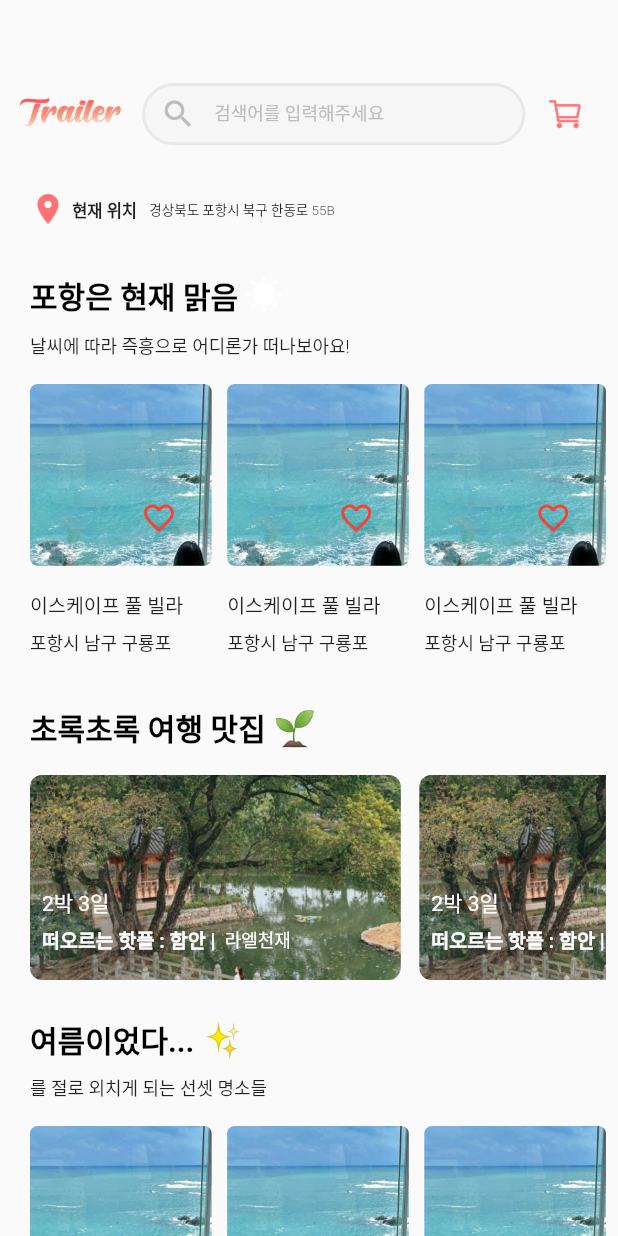
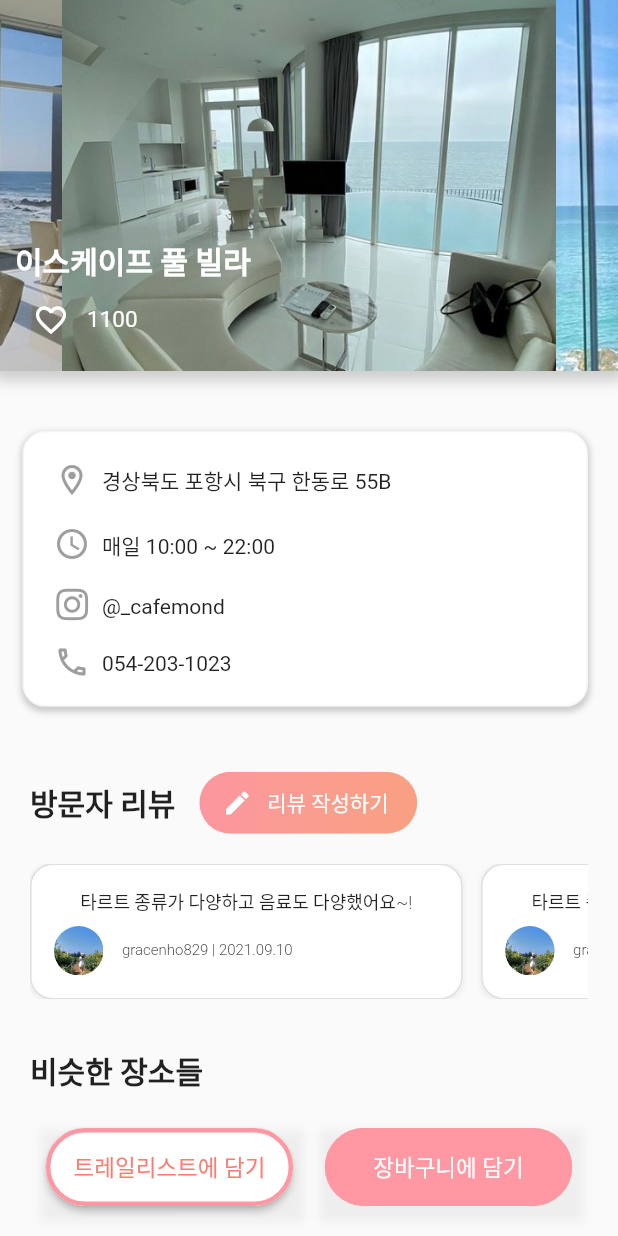
Before and after one commit to 21-2/trailer, a Flutter app: the screen it shows once a user with an empty profile is signed in, after a tap on the "favorite outline" icon, on a phone screen of 412 x 824 dp. Run offline on Flutter 3.47's test engine with Material 2 defaults, Android fonts, the phone set to English and light mode, and no system bars; drawn by our look-alikes of carousel_slider; our stand-ins replace animated_splash_screen, cloud_firestore, firebase_auth, firebase_core, flutter_signin_button, font_awesome_flutter and 3 more; accounts and stored records are empty; Roboto replaces fonts that are missing (SpoqaHans).

Commit message:
detail page

```diff
--- /dev/null
+++ b/lib/bindings/detail_binding.dart
@@ -0,0 +1,9 @@
+import 'package:get/get.dart';
+import 'package:trailer/controller/detailController.dart';
+
+class DetailBinding extends Bindings{
+  @override
+  void dependencies(){
+    Get.put<DetailController>(DetailController());
+  }
+}
--- /dev/null
+++ b/lib/controller/detailController.dart
@@ -0,0 +1,23 @@
+import 'package:get/get.dart';
+import 'package:trailer/model/User.dart';
+
+class DetailController extends GetxController{
+
+  late UserModel userModel;
+
+
+  @override
+  void onInit() async{
+    super.onInit();
+  }
+
+  @override
+  void onReady(){
+    super.onReady();
+  }
+
+  @override
+  void onClose(){
+  }
+
+}
--- a/lib/route/app_pages.dart
+++ b/lib/route/app_pages.dart
@@ -1,7 +1,9 @@
 import 'package:get/get.dart';
+import 'package:trailer/bindings/detail_binding.dart';
 import 'package:trailer/bindings/login_binding.dart';
 import 'package:trailer/bindings/home_binding.dart';
 import 'package:trailer/bindings/search_binding.dart';
+import 'package:trailer/views/details.dart';
 import 'package:trailer/views/home.dart';
 import 'package:trailer/views/login.dart';
 import 'package:trailer/views/search.dart';
@@ -31,6 +33,12 @@ class AppPages{
             name: _Paths.SEARCH,
             page: () => SearchView(),
             binding: SearchBinding(),
+          ),
+
+          GetPage(
+            name: _Paths.DETAIL,
+            page: () => DetailView(),
+            binding: DetailBinding(),
           )
 
   ];
--- a/lib/route/app_routes.dart
+++ b/lib/route/app_routes.dart
@@ -6,10 +6,12 @@ abstract class Routes{
   static const LOGIN = _Paths.LOGIN;
   static const HOME = _Paths.HOME;
   static const SEARCH = _Paths.SEARCH;
+  static const DETAIL = _Paths.DETAIL;
 }
 
 abstract class _Paths {
   static const LOGIN = '/login';
   static const HOME = '/home';
   static const SEARCH = '/search';
+  static const DETAIL = '/details';
 }
--- /dev/null
+++ b/lib/views/details.dart
@@ -0,0 +1,253 @@
+import 'package:font_awesome_flutter/font_awesome_flutter.dart';
+import 'package:get/get.dart';
+import 'package:flutter/material.dart';
+import 'package:trailer/controller/detailController.dart';
+import 'package:carousel_slider/carousel_slider.dart';
+import 'package:trailer/widget/locationCard.dart';
+import 'package:trailer/widget/review.dart';
+
+class DetailView extends GetView<DetailController> {
+  var width = Get.context!.mediaQuerySize.width;
+  var height = Get.context!.mediaQuerySize.height;
+
+  @override
+  Widget build(BuildContext context) {
+
+   bool favorited = false;
+     Widget heart = Container(
+        child: Row(
+          children: [
+            Container(
+              padding: const EdgeInsets.all(0),
+              child: IconButton(
+                padding: const EdgeInsets.all(0),
+                icon: (favorited
+                    ?  Icon(Icons.favorite)
+                    : const Icon(Icons.favorite_border)),
+                color: Colors.white,
+
+                onPressed: ()=>{favorited = !favorited},
+              ),
+            ),
+          ],
+        )
+      );
+
+
+    return Scaffold(
+      bottomNavigationBar:
+          Padding(
+            padding: const EdgeInsets.all(20.0),
+            child: Row(
+              mainAxisAlignment: MainAxisAlignment.spaceAround,
+              children: [
+                Container(
+                  decoration: BoxDecoration(boxShadow: [BoxShadow(color: Colors.grey.shade200, spreadRadius: 5, blurRadius: 5, offset: Offset(2,6))]),
+                  child: ElevatedButton(
+                    onPressed: ()=>{}, child: Text('트레일리스트에 담기', style: TextStyle(color: Color.fromRGBO(251, 124, 113, 100), fontSize: 15)),
+                    style: ButtonStyle(
+                      fixedSize: MaterialStateProperty.all(Size.fromWidth(width*0.4)),
+                      backgroundColor: MaterialStateProperty.all(Colors.white),
+                      padding: MaterialStateProperty.all(EdgeInsets.fromLTRB(0,15,0,15)),
+                      shape: MaterialStateProperty.all(StadiumBorder(side: BorderSide(width: 3, color: Color.fromRGBO(255, 152, 162, 100)))),
+                    )
+                    )
+                  ),
+                 Container(
+                decoration: BoxDecoration(boxShadow: [BoxShadow(color: Colors.grey.shade200, spreadRadius: 5, blurRadius: 5, offset: Offset(2,6))]),
+                  child: ElevatedButton(
+                    onPressed: ()=>{}, child: Text('장바구니에 담기', style: TextStyle(color: Colors.white, fontSize: 15)),
+                    style: ButtonStyle(
+                      fixedSize: MaterialStateProperty.all(Size.fromWidth(width*0.4)),
+                      backgroundColor: MaterialStateProperty.all(Color.fromRGBO(255, 152, 162, 100)),
+                      shadowColor: MaterialStateProperty.all(Colors.transparent),
+                      padding: MaterialStateProperty.all(EdgeInsets.fromLTRB(0,15,0,15)),
+                      shape: MaterialStateProperty.all(StadiumBorder(side: BorderSide(width: 3, color: Color.fromRGBO(255, 152, 162, 100)))),
+                    )
+                    )
+                  ),
+              ]
+            ),
+      ),
+      body: SingleChildScrollView(
+      child:
+      Column(
+        children: [
+          Container(
+            decoration: BoxDecoration(
+              boxShadow:
+              [BoxShadow(
+                color: Colors.grey.withOpacity(0.5),
+                spreadRadius: 5,
+                blurRadius: 7,
+                offset: Offset(0, 2)
+              )]),
+            child: Stack(
+
+              children: [
+                CarouselSlider(
+                options: CarouselOptions(height: height * 0.3, autoPlay: true, enableInfiniteScroll: true, autoPlayInterval:Duration(seconds:3),autoPlayAnimationDuration: Duration(milliseconds: 2000), autoPlayCurve: Curves.linearToEaseOut),
+                items: [1, 2, 3, 4].map((i) {
+                  return Builder(
+                    builder: (BuildContext context) {
+                      return Container(
+                          width: MediaQuery.of(context).size.width,
+                          margin: EdgeInsets.zero,
+                          child: Image(image: AssetImage('lib/images/detailExample/escape-$i.png'), fit: BoxFit.cover,));
+                    },
+                  );
+                }).toList(),
+              ),
+              Positioned(
+                bottom: 10,
+                left: 10,
+                child: Column(
+                  mainAxisAlignment: MainAxisAlignment.start,
+                  crossAxisAlignment: CrossAxisAlignment.start,
+                  children: [
+                    Text('이스케이프 풀 빌라', style: TextStyle(fontWeight: FontWeight.w700, fontSize:20, color: Colors.white)),
+                    Row(
+                      children:[
+                      heart,
+                      Text('1100', style:TextStyle(fontSize: 15, color: Colors.white ))
+                    ])
+                  ],
+                )),
+              ]
+            ),
+          ),
+        Padding(
+          padding: const EdgeInsets.fromLTRB(15, 40, 20, 15),
+          child:
+          Container(
+            padding: EdgeInsets.fromLTRB(20, 10, 20, 10),
+            decoration:
+            BoxDecoration(
+              borderRadius: BorderRadius.circular(15),
+              color: Colors.white,
+              border: Border.all(color:Colors.grey.shade100),
+              boxShadow: [
+              BoxShadow(
+                  color: Colors.grey.withOpacity(0.5),
+                  spreadRadius: 1,
+                  blurRadius: 3,
+                  offset: Offset(0, 2)
+            )]),
+          child: Column(
+            mainAxisAlignment: MainAxisAlignment.center,
+            crossAxisAlignment: CrossAxisAlignment.center,
+            children: [
+              Row(children: [
+                Icon(Icons.location_on_outlined, color: Colors.grey.shade500),
+                Padding(
+                  padding: const EdgeInsets.fromLTRB(8, 12,8,10),
+                  child: Text('경상북도 포항시 북구 한동로 55B',),
+                )
+              ],),
+              Row(children: [
+               Icon(Icons.schedule_outlined, color: Colors.grey.shade500),
+                Padding(
+                  padding: const EdgeInsets.fromLTRB(8, 12,8,10),
+                  child: Text('매일 10:00 ~ 22:00',),
+                )
+              ],),
+              Row(children: [
+                Icon(FontAwesomeIcons.instagram, color: Colors.grey.shade500),
+                Padding(
+                  padding: const EdgeInsets.fromLTRB(8, 12, 8,10),
+                  child: Text('@_cafemond',),
+                )
+              ],),
+              Row(children: [
+                Icon(Icons.phone_outlined, color: Colors.grey.shade500),
+                Padding(
+                   padding: const EdgeInsets.fromLTRB(8, 12,8,10),
+                  child: Text('054-203-1023',),
+                )
+              ],),
+            ],
+          ),
+      ),
+        ),
+        Padding(
+          padding: const EdgeInsets.fromLTRB(20, 25, 20, 15),
+          child: Column(
+            crossAxisAlignment: CrossAxisAlignment.start,
+            children: [
+              Row(
+                children: [
+                  Text("방문자 리뷰", style: TextStyle(fontWeight: FontWeight.w700, fontSize: 20)),
+                  Container(
+                    child: ElevatedButton(
+                      style: ButtonStyle(
+                        fixedSize: MaterialStateProperty.all(Size(width*0.43, height*0.05)),
+                        backgroundColor: MaterialStateProperty.all(Colors.transparent),
+                        foregroundColor: MaterialStateProperty.all(Colors.transparent),
+                        shadowColor: MaterialStateProperty.all(Colors.transparent),
+                      ),
+                      onPressed: () {},
+                      child: Ink(
+                        decoration: BoxDecoration(
+                            gradient: LinearGradient(colors: [Color.fromRGBO(252, 150, 160, 100), Color.fromRGBO(250, 157, 144, 100), Color.fromRGBO(249, 160, 130, 100),],
+                              begin: Alignment.centerLeft,
+                              end: Alignment.centerRight,
+                            ),
+                            borderRadius: BorderRadius.circular(30.0)
+                        ),
+                        child: Container(
+                          alignment: Alignment.center,
+                          padding: EdgeInsets.fromLTRB(5,0,9,0),
+                          child: Row(
+                            mainAxisAlignment: MainAxisAlignment.spaceEvenly,
+                            children: [
+                              Icon(Icons.edit, color: Colors.white, size: 20),
+                              Text(
+                                "리뷰 작성하기",
+                                textAlign: TextAlign.center,
+                                style: TextStyle(
+                                    color: Colors.white
+                                ),
+                              ),
+                            ],
+                          ),
+                        ),
+                      ),
+                    ),
+                  ),
+                ],
+              ),
+              SizedBox(height: height*0.02),
+              Container(
+               child: SingleChildScrollView(
+                   scrollDirection: Axis.horizontal,
+                  child: Row(
+                    mainAxisAlignment: MainAxisAlignment.spaceBetween,
+                    crossAxisAlignment: CrossAxisAlignment.start,
+                    children: [
+                      Review(),
+                      SizedBox(width:width*0.03),
+                      Review(),
+                    ]
+                  )
+               ),
+              ),
+              SizedBox(height: height*0.04),
+              Text("비슷한 장소들", style: TextStyle(fontWeight: FontWeight.w700, fontSize: 20)),
+              SizedBox(height: height*0.02),
+               Row(
+                  mainAxisAlignment: MainAxisAlignment.spaceBetween,
+                  children: [
+                    LocationCard(),
+                    LocationCard(),
+                    LocationCard(),
+                  ],
+                ),
+            ],
+          ),
+        )
+        ],
+      ),
+    )
+    );
+  }
+}
--- a/lib/widget/locationCard.dart
+++ b/lib/widget/locationCard.dart
@@ -28,7 +28,7 @@ class _LocationCard extends State<LocationCard>{
                 icon: (favorited
                     ? const Icon(Icons.favorite)
                     : const Icon(Icons.favorite_border)),
-                color: Colors.red,
+                color: Colors.white,
 
                 onPressed: ()=>{favorited = !favorited},
               ),
@@ -42,17 +42,20 @@ class _LocationCard extends State<LocationCard>{
       Column(
         crossAxisAlignment: CrossAxisAlignment.start,
         children: [
-          Stack(
+          InkWell(
+            child: Stack(
               children: [
                 ClipRRect(
                   borderRadius: BorderRadius.circular(5),
-                child: Image(image: AssetImage('lib/images/loc-card-1.png'), height: height*0.147)
+                  child: Image(image: AssetImage('lib/images/loc-card-1.png'), height: height*0.14)
                 ),
                  Padding(
                    padding: const EdgeInsets.fromLTRB(50, 65, 0, 0),
                    child: heart,
                  ),
               ]
+            ),
+            onTap: ()=>{Get.toNamed('/details')} //여기에 argument 넣기
           ),
            SizedBox(height: height*0.02),
           Text("이스케이프 풀 빌라", style: TextStyle(fontWeight: FontWeight.w500, fontSize: 13)),
--- /dev/null
+++ b/lib/widget/review.dart
@@ -0,0 +1,44 @@
+import 'package:flutter/material.dart';
+import 'package:get/get.dart';
+class Review extends StatelessWidget{
+  var width = Get.context!.mediaQuerySize.width;
+  var height = Get.context!.mediaQuerySize.height;
+  @override
+  Widget build(BuildContext context){
+    return Container(
+       width: width*0.7,
+       height: height*0.11,
+        padding: EdgeInsets.fromLTRB(10, 10, 10, 10),
+        decoration: BoxDecoration(
+          color: Colors.white,
+          border: Border.all(color: Colors.grey.shade300),
+          borderRadius: BorderRadius.circular(15),
+          boxShadow: [BoxShadow(
+            color: Colors.grey.withOpacity(0.1),
+            spreadRadius: 1,
+            blurRadius: 1,
+            offset: Offset(0, 1)
+          )]
+        ),
+        child:
+        Padding(
+          padding: const EdgeInsets.all(5.0),
+          child: Column(
+            mainAxisAlignment: MainAxisAlignment.spaceBetween,
+            children: [
+              Text("타르트 종류가 다양하고 음료도 다양했어요~!", style: TextStyle(fontWeight: FontWeight.w300, fontSize: 12)),
+              Row(
+                mainAxisAlignment: MainAxisAlignment.start,
+                children: [
+                  ClipOval(child: Image.asset('lib/images/loc-card-2.png', width: width*0.08)),
+                  SizedBox(width: width*0.03),
+                  Text("gracenho829 | 2021.09.10", style: TextStyle(fontWeight: FontWeight.w300, fontSize: 10)),
+              ],
+            )
+            ]
+          ),
+        ),
+      );
+  }
+
+}
--- a/pubspec.yaml
+++ b/pubspec.yaml
@@ -35,6 +35,8 @@ dependencies:
   firebase_auth: ^3.1.3
   firebase_core: ^1.7.0
   cloud_firestore: ^2.5.3
+  carousel_slider: ^4.0.0
+  font_awesome_flutter: ^9.1.0
 
 
 dev_dependencies:
@@ -50,6 +52,8 @@ flutter:
 
   assets:
     - lib/images/
+    - lib/images/detailExample/
+
   fonts:
   - family: SpoqaHans
     fonts:
```
Also changed, not shown: lib/images/detailExample/escape-1.png (added), lib/images/detailExample/escape-2.png (added), lib/images/detailExample/escape-3.png (added), lib/images/detailExample/escape-4.png (added), pubspec.lock. Lines whose indentation alone changed are shown as unchanged.
